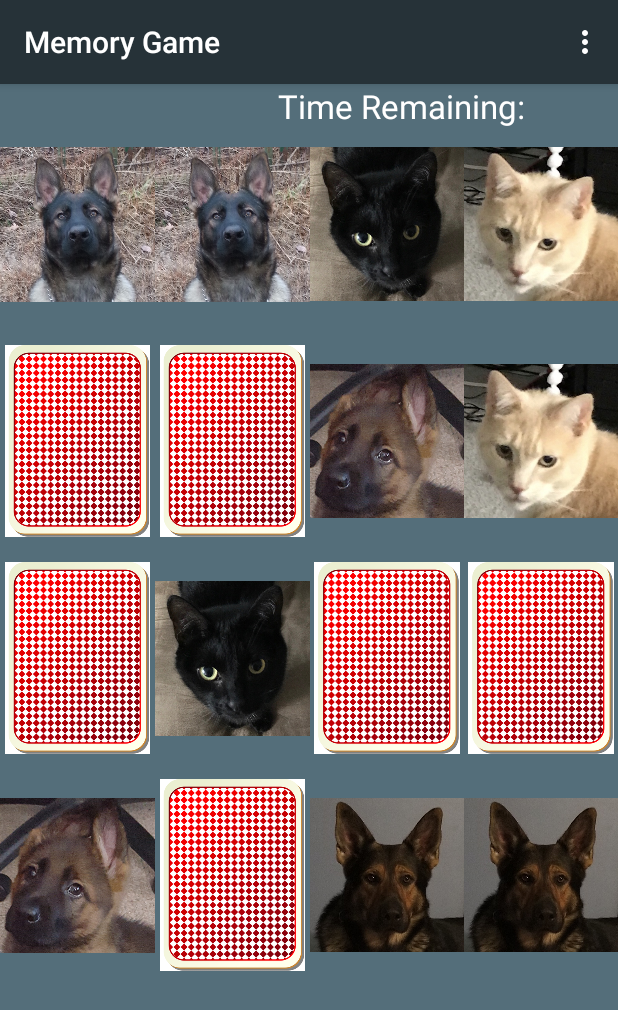
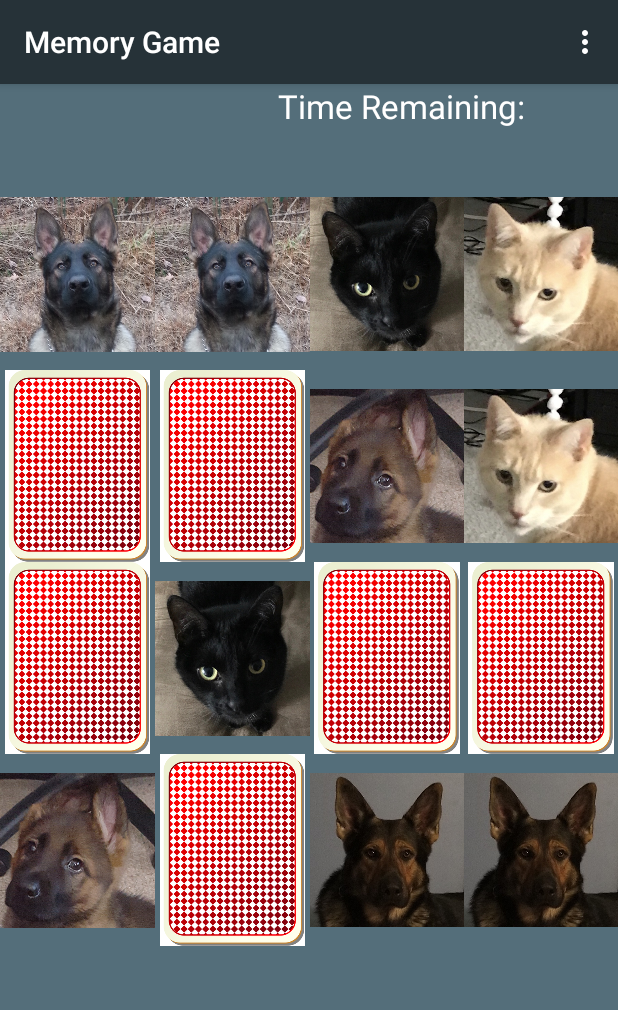
Before and after one commit to PMcGrailJr/Android_Project3, an Android app: the screen it shows after launch (MainActivity), after a tap on "New Game", on a phone screen of 412 x 824 dp. Shown: the top 1010 px of the screen. Run offline under Robolectric (Android 15) with nearby library versions, the phone set to English and light mode, and no system bars.

Commit message:
slight layout adjustment

```diff
--- a/app/src/main/res/layout/fragment_game_screen.xml
+++ b/app/src/main/res/layout/fragment_game_screen.xml
@@ -41,14 +41,13 @@
         android:layout_width="wrap_content"
         android:layout_height="579dp"
         android:layout_gravity="center"
-        android:layout_weight="2"
+        android:layout_weight="10"
         android:elevation="30dp"
         android:gravity="center_horizontal|center_vertical">
 
         <TableRow
             android:layout_width="wrap_content"
-            android:layout_height="wrap_content"
-            android:layout_weight="1">
+            android:layout_height="wrap_content">
 
             <ImageView
                 android:id="@+id/flipCard1"
@@ -81,8 +80,7 @@
 
         <TableRow
             android:layout_width="wrap_content"
-            android:layout_height="wrap_content"
-            android:layout_weight="1">
+            android:layout_height="wrap_content">
 
             <ImageView
                 android:id="@+id/flipCard5"
@@ -119,8 +117,7 @@
 
         <TableRow
             android:layout_width="wrap_content"
-            android:layout_height="wrap_content"
-            android:layout_weight="1">
+            android:layout_height="wrap_content">
 
             <ImageView
                 android:id="@+id/flipCard9"
@@ -154,8 +151,7 @@
 
         <TableRow
             android:layout_width="wrap_content"
-            android:layout_height="wrap_content"
-            android:layout_weight="1">
+            android:layout_height="wrap_content">
 
             <ImageView
                 android:id="@+id/flipCard13"
```
